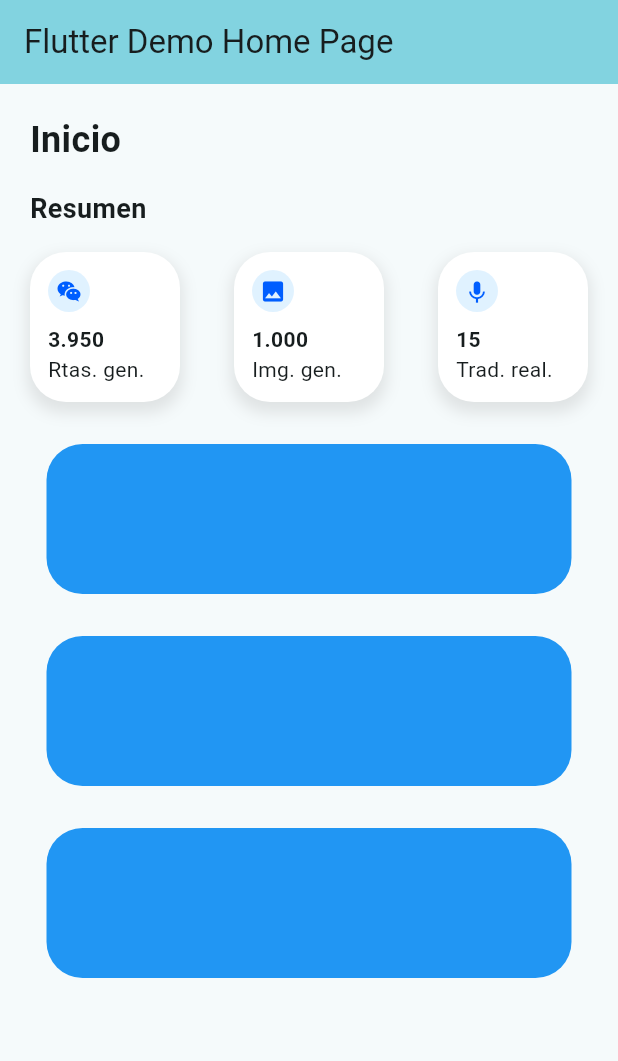
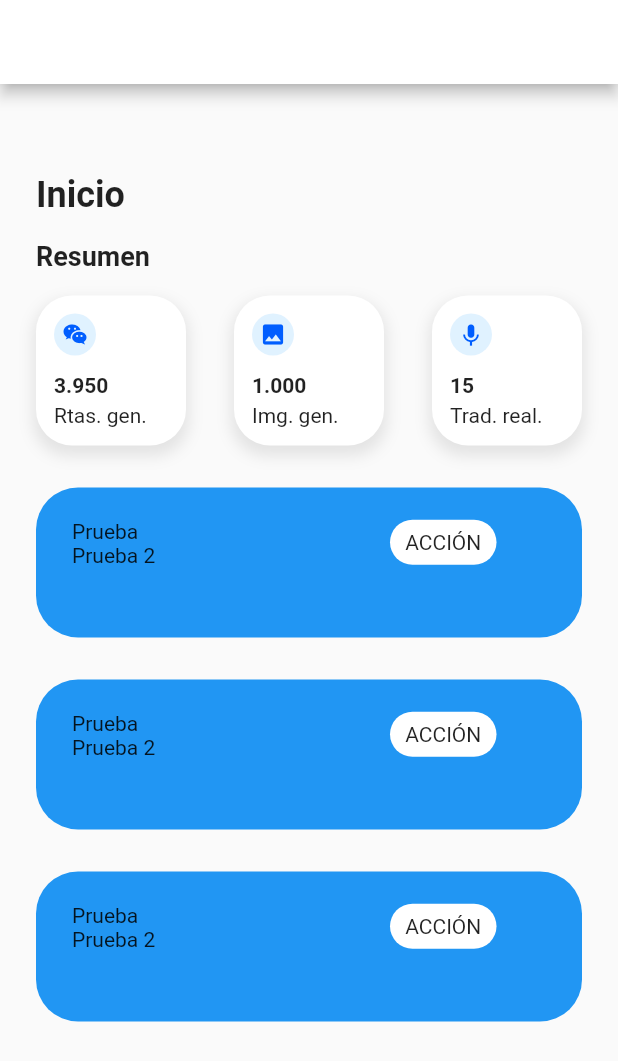
Before and after one commit to knbnunez/chat-IA-movil-Flutter, a Flutter app: the screen it shows after launch, on a phone screen of 412 x 824 dp. Shown: the top 1061 px of the screen. Run offline on Flutter 3.47's test engine with Material 2 defaults, Android fonts, the phone set to English and light mode, and no system bars.

Commit message:
Avance con el ActivityComponent

```diff
--- a/lib/main.dart
+++ b/lib/main.dart
@@ -11,10 +11,10 @@ class MyApp extends StatelessWidget {
   Widget build(BuildContext context) {
     return MaterialApp(
       title: 'Flutter Demo',
-      theme: ThemeData(
-        colorScheme: ColorScheme.fromSeed(seedColor: Colors.white),
-        useMaterial3: true,
-      ),
+      // theme: ThemeData(
+      //   colorScheme: ColorScheme.fromSeed(seedColor: Colors.white),
+      //   useMaterial3: true,
+      // ),
       home: const MyHomePage(title: 'Flutter Demo Home Page'),
     );
   }
@@ -36,7 +36,6 @@ class StatBox extends StatelessWidget {
   @override
   Widget build(BuildContext context) {
     return Container(
-      margin: const EdgeInsets.only(top: 16),
       padding: const EdgeInsets.all(12),
       width: 100,
       height: 100,
@@ -90,11 +89,43 @@ class ActivityBox extends StatelessWidget {
   Widget build(BuildContext context) {
     return Container(
       margin: const EdgeInsets.only(top: 28),
-      width: 350,
+      padding: const EdgeInsets.only(top: 21.5, left: 24, right: 57),
+      width: double.infinity, // Ocupa todo el ancho de la pantalla
       height: 100,
       decoration: BoxDecoration(
         color: Colors.blue,
-        borderRadius: BorderRadius.circular(24),
+        borderRadius: BorderRadius.circular(28),
+      ),
+
+      // Content
+      child: Row(
+        mainAxisAlignment: MainAxisAlignment.spaceBetween,
+        children: [
+          const Column(
+            crossAxisAlignment: CrossAxisAlignment.start,
+            children: [
+              Text("Prueba"),
+              Text("Prueba 2")
+            ],
+          ),
+          Column(
+            children: [
+              Container(
+                alignment: Alignment.center,
+                width: 71,
+                height: 30,
+                decoration: BoxDecoration(
+                  color: Colors.white,
+                  borderRadius: BorderRadius.circular(24),
+                ),
+                child: const Text(
+                  "ACCIÓN",
+                  // ...
+                  )
+              ),
+            ],
+          )
+        ],
       ),
     );
   }
@@ -114,36 +145,45 @@ class _MyHomePageState extends State<MyHomePage> {
   @override
   Widget build(BuildContext context) {
     return Scaffold(
+
         appBar: AppBar(
           backgroundColor: Theme.of(context).colorScheme.inversePrimary,
           title: Text(widget.title),
         ),
 
         body: Container(
-          margin: const EdgeInsets.all(20),
+          padding: const EdgeInsets.only(top: 60, left: 24, right: 24),
           // funciona también para --> padding: EdgeInsets.___
-
           child: Column(
             mainAxisAlignment: MainAxisAlignment.spaceBetween,
             children: [
               Column(
                 children: [
-                  Container(
-                    alignment: Alignment.topLeft,
-                    child: const Text(
-                      "Inicio",
-                      style: TextStyle(fontWeight: FontWeight.bold, fontSize: 24),
-                    ),
+                  const Row(
+                    children: [
+                      Text(
+                        "Inicio",
+                        style: TextStyle(
+                          fontWeight: FontWeight.bold,
+                          fontSize: 24,
+
+                        ),
+                      )
+                    ],
                   ),
-                  Container(
-                    alignment: Alignment.topLeft,
-                    margin: const EdgeInsets.only(top: 16),
-                    child: const Text(
-                      "Resumen",
-                      style: TextStyle(fontWeight: FontWeight.bold, fontSize: 18),
-                    ),
+                  const SizedBox(height: 16), // espacio entre filas
+                  const Row(
+                    children: [
+                      Text(
+                        "Resumen",
+                        style: TextStyle(
+                          fontWeight: FontWeight.bold,
+                          fontSize: 18
+                        ),
+                      ),
+                    ]
                   ),
-
+                  const SizedBox(height: 16),
                   const Row(
                     mainAxisAlignment: MainAxisAlignment.spaceBetween,
                     children: [
```
